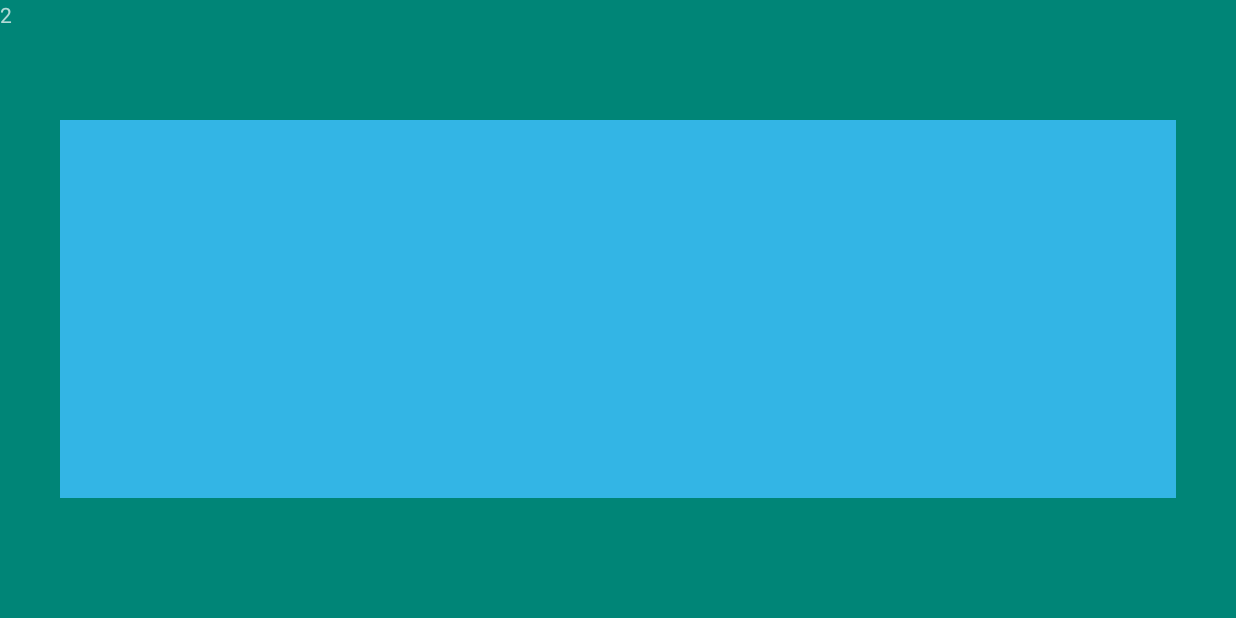
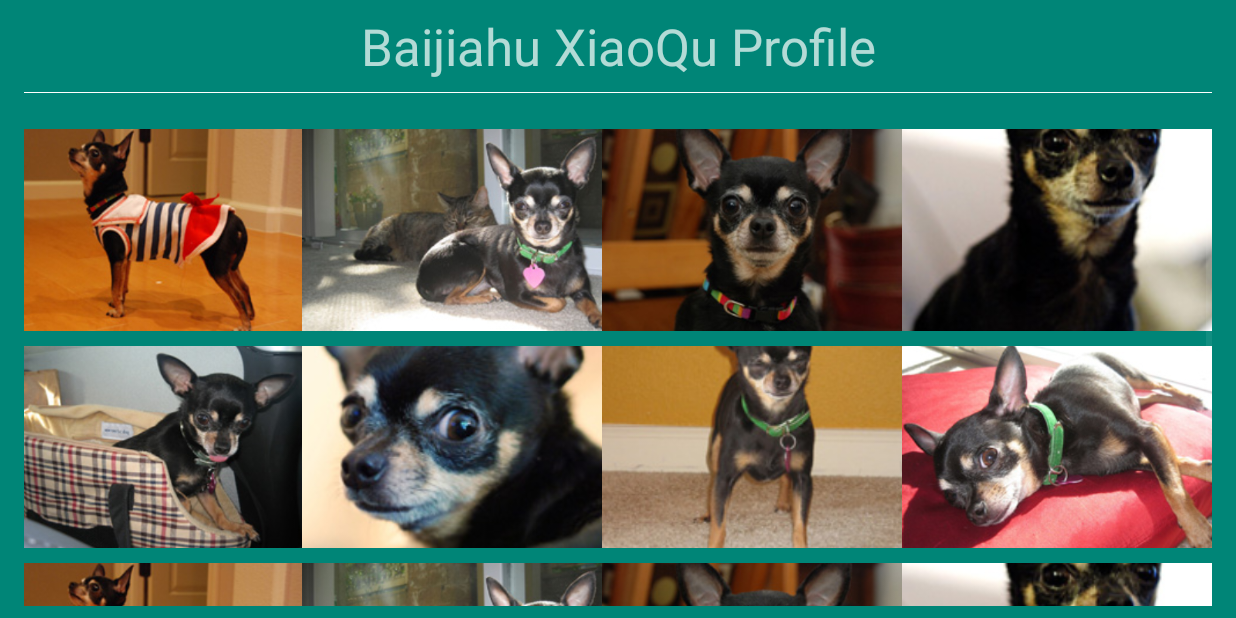
Before and after one commit to djfkue/OdinApp, an Android app: the FindCameraActivity screen opened directly, with no data from a screen before it, on a phone screen of 824 x 412 dp (held sideways). Run offline under Robolectric (Android 15) with nearby library versions, the phone set to English and light mode, and no system bars.

Commit message:
add view pager fragments

```diff
--- /dev/null
+++ b/app/src/main/java/com/argonmobile/odinapp/FindCameraGridFragment.java
@@ -0,0 +1,35 @@
+package com.argonmobile.odinapp;
+
+
+import android.os.Bundle;
+import android.support.v4.app.Fragment;
+import android.view.LayoutInflater;
+import android.view.View;
+import android.view.ViewGroup;
+import android.widget.GridView;
+
+import com.argonmobile.odinapp.dummy.ImageAdapter;
+
+
+/**
+ * A simple {@link Fragment} subclass.
+ */
+public class FindCameraGridFragment extends Fragment {
+
+
+    public FindCameraGridFragment() {
+        // Required empty public constructor
+    }
+
+
+    @Override
+    public View onCreateView(LayoutInflater inflater, ViewGroup container,
+                             Bundle savedInstanceState) {
+        // Inflate the layout for this fragment
+        View rootView = inflater.inflate(R.layout.fragment_find_camera_grid, container, false);
+        GridView gridview = (GridView) rootView.findViewById(R.id.grid_view);
+        gridview.setAdapter(new ImageAdapter(rootView.getContext()));
+        return rootView;
+    }
+
+}
--- a/app/src/main/java/com/argonmobile/odinapp/FindCameraPageAdapter.java
+++ b/app/src/main/java/com/argonmobile/odinapp/FindCameraPageAdapter.java
@@ -19,11 +19,18 @@ public class FindCameraPageAdapter extends FragmentStatePagerAdapter {
 
     @Override
     public Fragment getItem(int i) {
-        Fragment fragment = new DemoObjectFragment();
-        Bundle args = new Bundle();
-        // Our object is just an integer :-P
-        args.putInt(DemoObjectFragment.ARG_OBJECT, i + 1);
-        fragment.setArguments(args);
+
+        Fragment fragment = null;
+        if (i == 0) {
+            fragment = new SearchCameraFragment();
+        }
+
+        if (i == 1) {
+            fragment = new FindCameraGridFragment();
+        }
+        if (i == 2) {
+            fragment = new RecentCameraGridFragment();
+        }
         return fragment;
     }
 
--- /dev/null
+++ b/app/src/main/java/com/argonmobile/odinapp/RecentCameraGridFragment.java
@@ -0,0 +1,30 @@
+package com.argonmobile.odinapp;
+
+
+import android.os.Bundle;
+import android.support.v4.app.Fragment;
+import android.view.LayoutInflater;
+import android.view.View;
+import android.view.ViewGroup;
+
+
+/**
+ * A simple {@link Fragment} subclass.
+ */
+public class RecentCameraGridFragment extends Fragment {
+
+
+    public RecentCameraGridFragment() {
+        // Required empty public constructor
+    }
+
+
+    @Override
+    public View onCreateView(LayoutInflater inflater, ViewGroup container,
+                             Bundle savedInstanceState) {
+        // Inflate the layout for this fragment
+        return inflater.inflate(R.layout.fragment_recent_camera_grid, container, false);
+    }
+
+
+}
--- /dev/null
+++ b/app/src/main/java/com/argonmobile/odinapp/SearchCameraFragment.java
@@ -0,0 +1,30 @@
+package com.argonmobile.odinapp;
+
+
+import android.os.Bundle;
+import android.support.v4.app.Fragment;
+import android.view.LayoutInflater;
+import android.view.View;
+import android.view.ViewGroup;
+
+
+/**
+ * A simple {@link Fragment} subclass.
+ */
+public class SearchCameraFragment extends Fragment {
+
+
+    public SearchCameraFragment() {
+        // Required empty public constructor
+    }
+
+
+    @Override
+    public View onCreateView(LayoutInflater inflater, ViewGroup container,
+                             Bundle savedInstanceState) {
+        // Inflate the layout for this fragment
+        return inflater.inflate(R.layout.fragment_search_camera, container, false);
+    }
+
+
+}
--- a/app/src/main/java/com/argonmobile/odinapp/dummy/ImageAdapter.java
+++ b/app/src/main/java/com/argonmobile/odinapp/dummy/ImageAdapter.java
@@ -1,6 +1,7 @@
 package com.argonmobile.odinapp.dummy;
 
 import android.content.Context;
+import android.graphics.Color;
 import android.view.View;
 import android.view.ViewGroup;
 import android.widget.BaseAdapter;
@@ -33,9 +34,10 @@ public class ImageAdapter extends BaseAdapter {
         ImageView imageView;
         if (convertView == null) {  // if it's not recycled, initialize some attributes
             imageView = new ImageView(mContext);
-            imageView.setLayoutParams(new GridView.LayoutParams(85, 85));
+            final float scale = mContext.getResources().getDisplayMetrics().density;
+            imageView.setLayoutParams(new GridView.LayoutParams((int)(220 * scale), (int)(135 * scale)));
             imageView.setScaleType(ImageView.ScaleType.CENTER_CROP);
-            imageView.setPadding(8, 8, 8, 8);
+            imageView.setBackgroundColor(Color.BLUE);
         } else {
             imageView = (ImageView) convertView;
         }
@@ -52,10 +54,10 @@ public class ImageAdapter extends BaseAdapter {
             R.drawable.sample_0, R.drawable.sample_1,
             R.drawable.sample_2, R.drawable.sample_3,
             R.drawable.sample_4, R.drawable.sample_5,
-            R.drawable.sample_6, R.drawable.sample_7,
-            R.drawable.sample_0, R.drawable.sample_1,
-            R.drawable.sample_2, R.drawable.sample_3,
-            R.drawable.sample_4, R.drawable.sample_5,
-            R.drawable.sample_6, R.drawable.sample_7
+//            R.drawable.sample_6, R.drawable.sample_7,
+//            R.drawable.sample_0, R.drawable.sample_1,
+//            R.drawable.sample_2, R.drawable.sample_3,
+//            R.drawable.sample_4, R.drawable.sample_5,
+//            R.drawable.sample_6, R.drawable.sample_7
     };
 }
--- /dev/null
+++ b/app/src/main/res/layout/fragment_find_camera_grid.xml
@@ -0,0 +1,43 @@
+<?xml version="1.0" encoding="utf-8"?>
+<LinearLayout xmlns:android="http://schemas.android.com/apk/res/android"
+    xmlns:tools="http://schemas.android.com/tools"
+    android:layout_width="match_parent"
+    android:layout_height="match_parent"
+    android:orientation="vertical"
+    tools:context="com.argonmobile.odinapp.ProfileFragment">
+
+    <TextView
+        android:layout_width="match_parent"
+        android:layout_height="wrap_content"
+        android:layout_marginTop="8dp"
+        android:layout_marginBottom="8dp"
+        android:gravity="center"
+        android:text="@string/view_profile_title"
+        android:textAppearance="@style/TextAppearance.AppCompat.Display1"
+        />
+
+    <View
+        android:layout_width="match_parent"
+        android:layout_height="1px"
+        android:layout_marginLeft="16dp"
+        android:layout_marginRight="16dp"
+        android:background="@android:color/white"/>
+
+    <GridView
+        android:id="@+id/grid_view"
+        android:layout_width="match_parent"
+        android:layout_height="match_parent"
+        android:layout_marginTop="24dp"
+        android:layout_marginBottom="8dp"
+        android:layout_marginLeft="16dp"
+        android:layout_marginRight="16dp"
+        android:horizontalSpacing="10dp"
+        android:verticalSpacing="10dp"
+        android:gravity="center"
+        android:choiceMode="multipleChoiceModal"
+        android:numColumns="4" />
+
+    <TextView android:id="@android:id/empty" android:layout_width="match_parent"
+        android:layout_height="match_parent" android:gravity="center"/>
+
+</LinearLayout>
--- /dev/null
+++ b/app/src/main/res/layout/fragment_recent_camera_grid.xml
@@ -0,0 +1,10 @@
+<FrameLayout xmlns:android="http://schemas.android.com/apk/res/android"
+    xmlns:tools="http://schemas.android.com/tools" android:layout_width="match_parent"
+    android:layout_height="match_parent"
+    tools:context="com.argonmobile.odinapp.RecentCameraGridFragment">
+
+    <!-- TODO: Update blank fragment layout -->
+    <TextView android:layout_width="match_parent" android:layout_height="match_parent"
+        android:text="@string/hello_blank_fragment" />
+
+</FrameLayout>
--- /dev/null
+++ b/app/src/main/res/layout/fragment_search_camera.xml
@@ -0,0 +1,10 @@
+<FrameLayout xmlns:android="http://schemas.android.com/apk/res/android"
+    xmlns:tools="http://schemas.android.com/tools" android:layout_width="match_parent"
+    android:layout_height="match_parent"
+    tools:context="com.argonmobile.odinapp.SearchCameraFragment">
+
+    <!-- TODO: Update blank fragment layout -->
+    <TextView android:layout_width="match_parent" android:layout_height="match_parent"
+        android:text="@string/hello_blank_fragment" />
+
+</FrameLayout>
--- a/app/src/main/res/values/strings.xml
+++ b/app/src/main/res/values/strings.xml
@@ -8,4 +8,7 @@
     <string name="view_profile_title">Baijiahu XiaoQu Profile</string>
     <string name="title_activity_find_camera">FindCameraActivity</string>
 
+<!-- TODO: Remove or change this placeholder text -->
+    <string name="hello_blank_fragment">Hello blank fragment</string>
+
 </resources>
```
